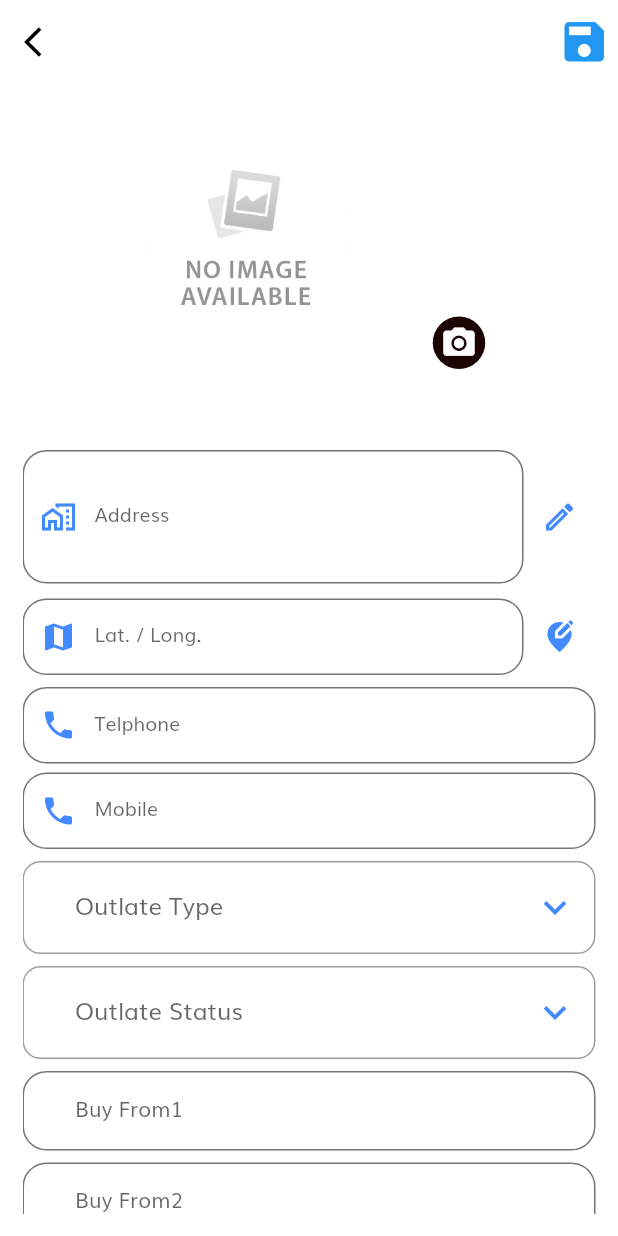
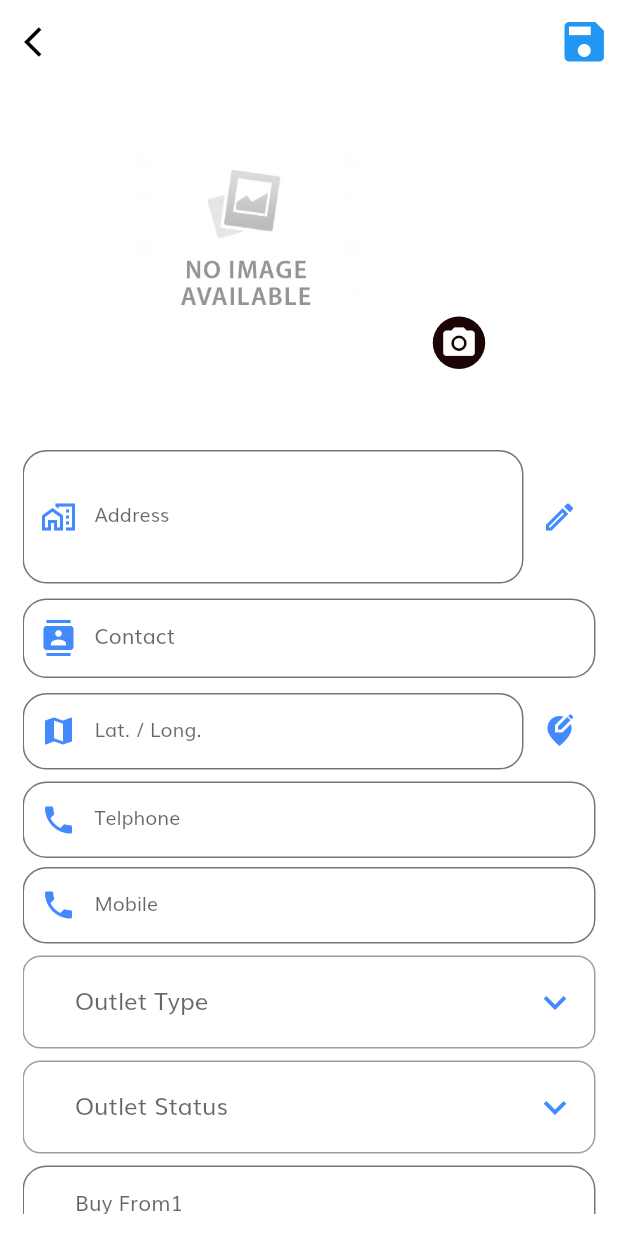
Before and after one commit to piyapong-it/new_apptsem, a Flutter app: the OutletDetail screen opened by its route, on a phone screen of 412 x 824 dp. Run offline on Flutter 3.47's test engine with Material 2 defaults, Android fonts, the light colour scheme and no system bars; our stand-ins replace charts_flutter, dio, flutter_bloc, flutter_secure_storage, flutter_speed_dial, flutter_svg and 9 more; missing offline and left inert: dart:ffi, flutter_pdfview, location_web; accounts and stored records are empty; network calls fail; statements that could not run were skipped.

Commit message:
add edit contact

```diff
--- a/lib/constants.dart
+++ b/lib/constants.dart
@@ -22,7 +22,6 @@ const String PASSWORD = "password";
 const String USERTOKEN = "usertoken";
 const String FRISTNAME = 'firstName';
 const String APPROVED = 'approved';
-const String PLANAPPROVED = 'planapprove';
 
 
 const kPrimaryColor = Color(0xFF1976D2);
--- a/lib/models/outletdetail.dart
+++ b/lib/models/outletdetail.dart
@@ -54,6 +54,7 @@ class Result {
     this.addr1,
     this.addr5,
     this.addr6,
+    this.OutletCont,
   });
 
   String outletId;
@@ -86,6 +87,7 @@ class Result {
   String addr1;
   String addr5;
   String addr6;
+  String OutletCont;
 
   factory Result.fromJson(Map<String, dynamic> json) => Result(
     outletId: json["OutletID"],
@@ -118,6 +120,7 @@ class Result {
     addr1: json["Addr1"],
     addr5: json["Addr5"],
     addr6: json["Addr6"],
+    OutletCont: json["OutletCont"],
   );
 
   Map<String, dynamic> toJson() => {
@@ -151,5 +154,6 @@ class Result {
     "Addr1": addr1,
     "Addr5": addr5,
     "Addr6": addr6,
+    "OutletCont": OutletCont,
   };
 }
--- a/lib/screens/complaint/components/complaint_edit.dart
+++ b/lib/screens/complaint/components/complaint_edit.dart
@@ -124,7 +124,6 @@ class _ComplaintEditState extends State<ComplaintEdit> {
 
   void getProduct() {
     ProductProvider().getProductMaster(own: 'CMP').then((value) {
-      print("getProduct");
       if (!value.success) {
         print('message ${value.message}');
         messageAlert.functAlert(
@@ -137,8 +136,6 @@ class _ComplaintEditState extends State<ComplaintEdit> {
       if (value.result.length == 0) {
         setState(() {});
       } else {
-        print("getProduct1");
-        print(value.result);
         setState(() {
           _nodeProduct = value.result;
           if (complainItem.rpmid != null) {
--- a/lib/screens/defect/components/defect_edit.dart
+++ b/lib/screens/defect/components/defect_edit.dart
@@ -75,7 +75,6 @@ class _DefectEditState extends State<DefectEdit> {
         }
         if (value.result.length == 0) {
           setState(() {
-            print('no record');
             getUdcStatus();
             getUdcCategory();
             getProduct();
--- a/lib/screens/outlet_census/outlet_census_map_screen.dart
+++ b/lib/screens/outlet_census/outlet_census_map_screen.dart
@@ -63,9 +63,8 @@ class _OutletCensusMapState extends State<OutletCensusMap> {
   }
 
   Future<LocationData> getCurrentLocation() async {
-    Location location = Location();
     try {
-      return await location.getLocation();
+      return await Location.instance.getLocation();
     } on PlatformException catch (e) {
       if (e.code == 'PERMISSION_DENIED') {
         // Permission denied
--- a/lib/screens/outlet_detail/outlet_detail.dart
+++ b/lib/screens/outlet_detail/outlet_detail.dart
@@ -67,6 +67,7 @@ class _OutletDetailState extends State<OutletDetail>
   final TextEditingController _Address = TextEditingController();
   final TextEditingController _LatLong = TextEditingController();
   final TextEditingController _Telphone = TextEditingController();
+  final TextEditingController _Contact = TextEditingController();
   final TextEditingController _Mobile = TextEditingController();
   final TextEditingController _Zipcode = TextEditingController();
   final TextEditingController _houseNo = TextEditingController();
@@ -197,6 +198,32 @@ class _OutletDetailState extends State<OutletDetail>
                     ),
                     SizedBox(height: 10),
                     Container(
+                      child: Container(
+                        child: Column(
+                          crossAxisAlignment: CrossAxisAlignment.start,
+                          children: [
+                            TextField(
+                              maxLength: 20,
+                              controller: _Contact,
+                              style: TextStyle(fontSize: 14.0),
+                              enabled: true,
+                              maxLines: null, //or null
+                              decoration: InputDecoration(
+                                counterText: "",
+                                labelText: "Contact",
+                                border: OutlineInputBorder(),
+                                prefixIcon: Icon(
+                                  Icons.contacts,
+                                  color: Colors.blueAccent,
+                                ),
+                              ),
+                            ),
+                          ],
+                        ),
+                      ),
+                    ),
+                    SizedBox(height: 10),
+                    Container(
                       child: Row(
                         children: [
                           Expanded(
@@ -297,7 +324,7 @@ class _OutletDetailState extends State<OutletDetail>
                               ),
                               iconSize: 30,
                               decoration: InputDecoration(
-                                  labelText: "Outlate Type",
+                                  labelText: "Outlet Type",
                                   enabledBorder: OutlineInputBorder(
                                     borderRadius: const BorderRadius.all(
                                         Radius.circular(12.0)),
@@ -325,7 +352,6 @@ class _OutletDetailState extends State<OutletDetail>
                               onChanged: (newValue) {
                                 setState(() {
                                   _selectOutlateType = newValue;
-                                  print(_selectOutlateType.udc_desc1);
                                 });
                               },
                             ),
@@ -347,7 +373,7 @@ class _OutletDetailState extends State<OutletDetail>
                               ),
                               iconSize: 30,
                               decoration: InputDecoration(
-                                  labelText: "Outlate Status",
+                                  labelText: "Outlet Status",
                                   enabledBorder: OutlineInputBorder(
                                     borderRadius: const BorderRadius.all(
                                         Radius.circular(12.0)),
@@ -492,8 +518,8 @@ class _OutletDetailState extends State<OutletDetail>
               item.zipCode;
           _LatLong.text =
               item.gpsLatitude.toString() + "/" + item.gpsLongtitude.toString();
+          _Contact.text = item.OutletCont;
         });
-        print(widget.houseNo);
         if (widget.provinceId != null) {
           _Address.text = '';
         }
@@ -776,7 +802,7 @@ class _OutletDetailState extends State<OutletDetail>
 
   Future<void> saveDetailOutl() async {
     final storage = new FlutterSecureStorage();
-    String _fristname = await storage.read(key: FRISTNAME);
+    String _jdeCode = await storage.read(key: JDECODE);
     final initData = {
       "lat": _locationData != null
           ? _locationData.latitude.toString()
@@ -792,6 +818,7 @@ class _OutletDetailState extends State<OutletDetail>
       "outlEnabled": _selectOutlateStatus != null
           ? _selectOutlateStatus.udc_key
           : item.statusId,
+      "outlContact": _Contact != null ? _Contact.text.toString() : item.OutletCont,
       "outlTel": _Telphone != null ? _Telphone.text.toString() : item.telephone,
       "outlMobile": _Mobile != null ? _Mobile.text.toString() : item.mobile,
       "type": _selectOutlateType != null
@@ -807,7 +834,7 @@ class _OutletDetailState extends State<OutletDetail>
       "amphur": widget.amphur != null ? widget.amphur : item.addr5,
       "tumbon": widget.tumbon != null ? widget.tumbon : item.addr6,
       "outlId": item.outletId,
-      "UpdateBy": _fristname
+      "UpdateBy": _jdeCode
     };
     UpdateOutlet(initData);
   }
@@ -832,12 +859,16 @@ class _OutletDetailState extends State<OutletDetail>
                   context, OutletScreen.routeName, (route) => false);
             });
       } else {
-        Navigator.push(
-          context,
-          MaterialPageRoute(
-            builder: (context) => OutletScreen(),
-          ),
-        );
+           messageAlert.okAlert(
+          context: context,
+          message: "Successfully",
+          title: "Alert");
+        // Navigator.push(
+        //   context,
+        //   MaterialPageRoute(
+        //     builder: (context) => OutletScreen(),
+        //   ),
+        // );
       }
     }).catchError((err) {
       print(err);
@@ -855,7 +886,6 @@ class _OutletDetailState extends State<OutletDetail>
       fileName = widget.outletId;
       _startUploading(fileName);
     } else {
-      print('_image null ${_image}');
       Navigator.pop(context);
     }
   }
--- a/lib/screens/outlet_map/components/map_section.dart
+++ b/lib/screens/outlet_map/components/map_section.dart
@@ -55,7 +55,6 @@ class MapSection extends StatelessWidget {
   }
 
   _goToOutlet() async {
-    print('goto outlet');
     final GoogleMapController controller = await _controller.future;
     controller.animateCamera(CameraUpdate.newLatLng(LatLng(lat, lng)));
   }
--- a/lib/screens/outlet_map/outlet_map_screen.dart
+++ b/lib/screens/outlet_map/outlet_map_screen.dart
@@ -30,10 +30,10 @@ class _OutletMapState extends State<OutletMap> {
   Future _createMarkerImageFromAsset(BuildContext context) async {
     if (_markerIcon == null) {
       ImageConfiguration configuration = ImageConfiguration();
-      // BitmapDescriptor bmpd = await BitmapDescriptor.fromAssetImage(
-      //     configuration, 'assets/images/tap_icon.png');
+      BitmapDescriptor bmpd = await BitmapDescriptor.fromAssetImage(
+          configuration, 'assets/images/map.png');
       setState(() {
-        // _markerIcon = bmpd;
+        _markerIcon = bmpd;
       });
     }
   }
--- a/lib/screens/performance/performance.dart
+++ b/lib/screens/performance/performance.dart
@@ -24,7 +24,6 @@ class _PerformanceScreenState extends State<PerformanceScreen> {
   _generateData() {
     VisitProvider().getVisitCount().then((value) {
       if (!value.success) {
-        print('message ${value.message}');
         messageAlert.functAlert(
             context: context,
             message: value.message,
--- a/lib/screens/sales_folder/sales_folder_view.dart
+++ b/lib/screens/sales_folder/sales_folder_view.dart
@@ -53,7 +53,6 @@ class _SalesFolderViewState extends State<SalesFolderView> {
               },
               onRender: (_pages) {
                 setState(() {
-                  print("Ready render");
                   _totalPages = _pages;
                   pdfReady = true;
                 });
--- a/lib/services/outlet_api.dart
+++ b/lib/services/outlet_api.dart
@@ -150,7 +150,6 @@ class OutletApi {
     try {
       final storage = new FlutterSecureStorage();
       String _token = await storage.read(key: USERTOKEN);
-      print("data$data");
       final uri = Uri.https(endpoint, "/api/outlets/updateOutletDetail");
       Response response = await _dio.post(uri.toString(),
           data: data,
```
Also changed, not shown: lib/screens/outlet_census/components/map_census_section.dart (+22 -5 lines), 1 other file.
